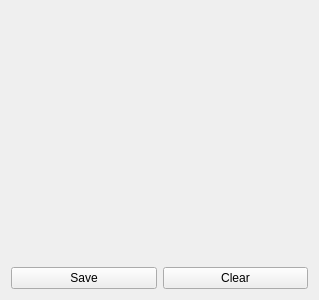
Old version of the form rover_gui/ui/ui/Science.ui in the repository robotique-udes/rover.
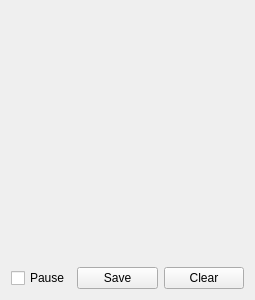
New version of the form.

Commit message: Adding checkbox to PAUSE chart

Diff of the .ui file:
```diff
--- a/rover_gui/ui/ui/Science.ui
+++ b/rover_gui/ui/ui/Science.ui
@@ -6,7 +6,7 @@
    <rect>
     <x>0</x>
     <y>0</y>
-    <width>319</width>
+    <width>255</width>
     <height>300</height>
    </rect>
   </property>
@@ -14,22 +14,35 @@
    <string>Form</string>
   </property>
   <layout class="QGridLayout" name="gridLayout">
-   <item row="2" column="1">
+   <item row="2" column="2">
     <widget class="QPushButton" name="pb_clear">
      <property name="text">
       <string>Clear</string>
      </property>
     </widget>
    </item>
-   <item row="2" column="0">
+   <item row="2" column="1">
     <widget class="QPushButton" name="pb_save">
      <property name="text">
       <string>Save</string>
      </property>
     </widget>
    </item>
-   <item row="1" column="0" colspan="2">
-    <widget class="QWidget" name="widget" native="true"/>
+   <item row="2" column="0">
+    <widget class="QCheckBox" name="cb_pause">
+     <property name="sizePolicy">
+      <sizepolicy hsizetype="Fixed" vsizetype="Fixed">
+       <horstretch>0</horstretch>
+       <verstretch>0</verstretch>
+      </sizepolicy>
+     </property>
+     <property name="text">
+      <string>Pause</string>
+     </property>
+    </widget>
+   </item>
+   <item row="0" column="0" colspan="3">
+    <widget class="QWidget" name="chartWidget" native="true"/>
    </item>
   </layout>
  </widget>
```
The commit also changes 2 other files.
